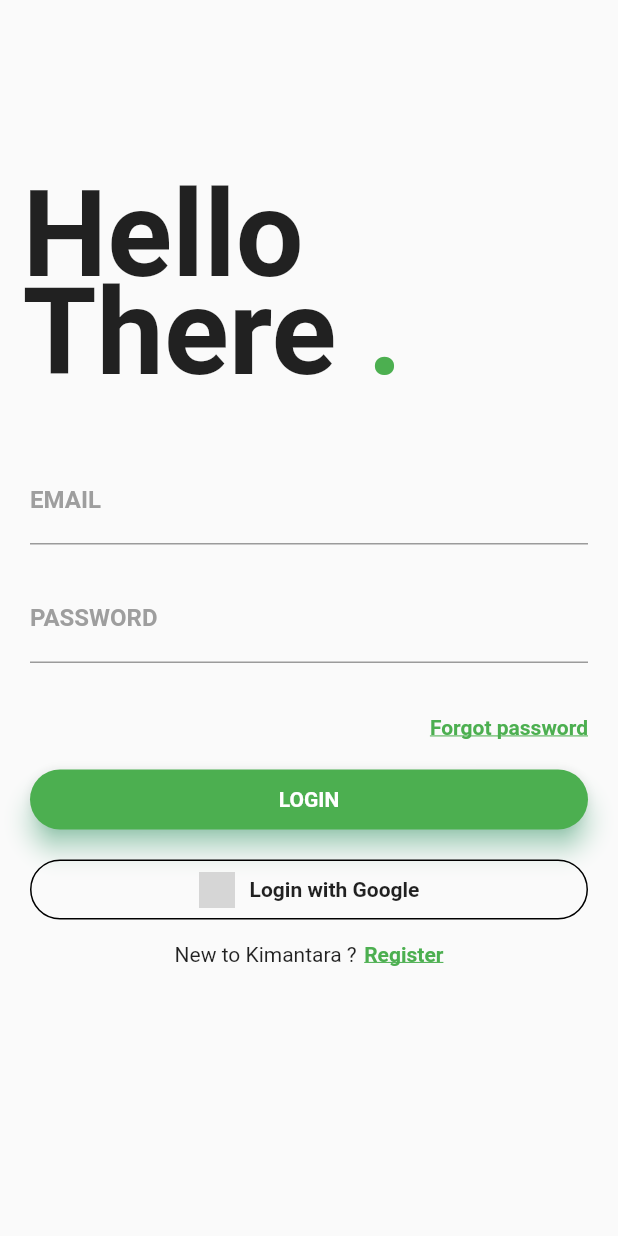
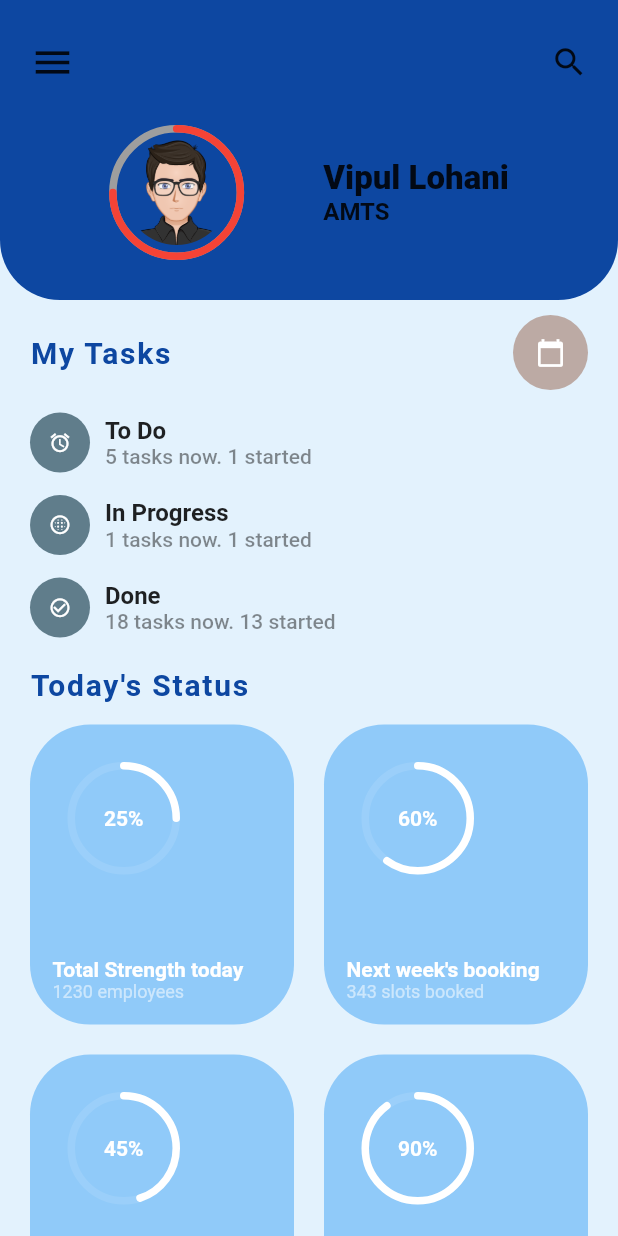
Before and after one commit to atyachari/kimantara, a Flutter app: the screen it shows after launch, after a tap on "LOGIN", on a phone screen of 412 x 824 dp. Run offline on Flutter 3.47's test engine with Material 2 defaults, Android fonts, the phone set to English and light mode, and no system bars; drawn by our look-alikes of percent_indicator; Roboto replaces fonts that are missing (Montserrat); grey boxes are pictures that could not be loaded.

Commit message:
added home page and other widgets

```diff
--- a/lib/main.dart
+++ b/lib/main.dart
@@ -1,4 +1,5 @@
 import 'package:flutter/material.dart';
+import 'package:kimantara/screens/home_page.dart';
 import 'package:kimantara/screens/login_screen.dart';
 import 'package:kimantara/screens/sign_up.dart';
 
@@ -13,6 +14,8 @@ class MyApp extends StatelessWidget {
       debugShowCheckedModeBanner: false,
       routes: <String, WidgetBuilder> {
         '/signup': (BuildContext context) => new SignupPage(),
+        '/home': (BuildContext context) => new HomePage(),
+        '/login': (BuildContext context) => new MyLoginPage(),
       },
     );
   }
--- /dev/null
+++ b/lib/screens/home_page.dart
@@ -0,0 +1,230 @@
+import 'package:flutter/material.dart';
+import 'package:kimantara/widgets/active_project_card.dart';
+import 'package:kimantara/widgets/task_column.dart';
+import 'package:kimantara/widgets/top_container.dart';
+import 'package:percent_indicator/percent_indicator.dart';
+
+
+class HomePage extends StatelessWidget {
+  Text subheading(String title) {
+    return Text(
+      title,
+      style: TextStyle(
+          color: Colors.blue[900],
+          fontSize: 20.0,
+          fontWeight: FontWeight.w700,
+          letterSpacing: 1.2),
+    );
+  }
+
+  static CircleAvatar calendarIcon() {
+    return CircleAvatar(
+      radius: 25.0,
+      backgroundColor: Colors.brown[200],
+      child: Icon(
+        Icons.calendar_today,
+        size: 20.0,
+        color: Colors.white,
+      ),
+    );
+  }
+
+  static CircleAvatar scanIcon() {
+    return CircleAvatar(
+      radius: 25.0,
+      backgroundColor: Colors.green[900],
+      child: Icon(
+        Icons.scanner,
+        size: 20.0,
+        color: Colors.white,
+      ),
+    );
+  }
+
+   @override
+  Widget build(BuildContext context) {
+    double width = MediaQuery.of(context).size.width;
+    return Scaffold(
+      backgroundColor: Colors.blue[50],
+      body: SafeArea(
+        child: Column(
+          children: <Widget>[
+            TopContainer(
+              height: 200,
+              width: width,
+              child: Column(
+                  mainAxisAlignment: MainAxisAlignment.spaceEvenly,
+                  children: <Widget>[
+                    Row(
+                      mainAxisAlignment: MainAxisAlignment.spaceBetween,
+                      children: <Widget>[
+                        Icon(Icons.menu,
+                            color: Colors.black87, size: 30.0),
+                        Icon(Icons.search,
+                            color: Colors.black87, size: 25.0),
+                      ],
+                    ),
+                    Padding(
+                      padding: const EdgeInsets.symmetric(
+                          horizontal: 0, vertical: 0.0),
+                      child: Row(
+                        crossAxisAlignment: CrossAxisAlignment.center,
+                        mainAxisAlignment: MainAxisAlignment.spaceEvenly,
+                        children: <Widget>[
+                          CircularPercentIndicator(
+                            radius: 90.0,
+                            lineWidth: 5.0,
+                            animation: true,
+                            percent: 0.75,
+                            circularStrokeCap: CircularStrokeCap.round,
+                            progressColor: Colors.red,
+                            backgroundColor: Colors.grey,
+                            center: CircleAvatar(
+                              backgroundColor: Colors.blue[900],
+                              radius: 35.0,
+                              backgroundImage: AssetImage(
+                                'assets/images/avatar.png',
+                              ),
+                            ),
+                          ),
+                          Column(
+                            crossAxisAlignment: CrossAxisAlignment.start,
+                            children: <Widget>[
+                              Container(
+                                child: Text(
+                                  'Vipul Lohani',
+                                  textAlign: TextAlign.start,
+                                  style: TextStyle(
+                                    fontSize: 22.0,
+                                    color: Colors.black87,
+                                    fontWeight: FontWeight.w800,
+                                  ),
+                                ),
+                              ),
+                              Container(
+                                child: Text(
+                                  'AMTS',
+                                  textAlign: TextAlign.start,
+                                  style: TextStyle(
+                                    fontSize: 16.0,
+                                    color: Colors.black87,
+                                    fontWeight: FontWeight.w600,
+                                  ),
+                                ),
+                              ),
+                            ],
+                          )
+                        ],
+                      ),
+                    )
+                  ]),
+            ),
+            Expanded(
+              child: SingleChildScrollView(
+                child: Column(
+                  children: <Widget>[
+                    Container(
+                      color: Colors.transparent,
+                      padding: EdgeInsets.symmetric(
+                          horizontal: 20.0, vertical: 10.0),
+                      child: Column(
+                        children: <Widget>[
+                          Row(
+                            crossAxisAlignment: CrossAxisAlignment.center,
+                            mainAxisAlignment: MainAxisAlignment.spaceBetween,
+                            children: <Widget>[
+                              subheading('My Tasks'),
+                              GestureDetector(
+                                onTap: () {
+                                  Navigator.push(
+                                    context,
+                                    MaterialPageRoute(
+                                        builder: (context) => null),
+                                  );
+                                },
+                                child: calendarIcon(),
+                              ),
+                            ],
+                          ),
+                          SizedBox(height: 15.0),
+                          TaskColumn(
+                            icon: Icons.alarm,
+                            iconBackgroundColor: Colors.blueGrey,
+                            title: 'To Do',
+                            subtitle: '5 tasks now. 1 started',
+                          ),
+                          SizedBox(
+                            height: 15.0,
+                          ),
+                          TaskColumn(
+                            icon: Icons.blur_circular,
+                            iconBackgroundColor: Colors.blueGrey,
+                            title: 'In Progress',
+                            subtitle: '1 tasks now. 1 started',
+                          ),
+                          SizedBox(height: 15.0),
+                          TaskColumn(
+                            icon: Icons.check_circle_outline,
+                            iconBackgroundColor: Colors.blueGrey,
+                            title: 'Done',
+                            subtitle: '18 tasks now. 13 started',
+                          ),
+                        ],
+                      ),
+                    ),
+                    Container(
+                      color: Colors.transparent,
+                      padding: EdgeInsets.symmetric(
+                          horizontal: 20.0, vertical: 10.0),
+                      child: Column(
+                        crossAxisAlignment: CrossAxisAlignment.start,
+                        children: <Widget>[
+                          subheading("Today's Status"),
+                          SizedBox(height: 5.0),
+                          Row(
+                            children: <Widget>[
+                              ActiveProjectsCard(
+                                cardColor: Colors.blue[200],
+                                loadingPercent: 0.25,
+                                title: 'Total Strength today',
+                                subtitle: '1230 employees',
+                              ),
+                              SizedBox(width: 20.0),
+                              ActiveProjectsCard(
+                                cardColor: Colors.blue[200],
+                                loadingPercent: 0.6,
+                                title: "Next week's booking",
+                                subtitle: '343 slots booked',
+                              ),
+                            ],
+                          ),
+                          Row(
+                            children: <Widget>[
+                              ActiveProjectsCard(
+                                cardColor: Colors.blue[200],
+                                loadingPercent: 0.45,
+                                title: 'Cafeteria Crowd Status',
+                                subtitle: '156 people already arrived',
+                              ),
+                              SizedBox(width: 20.0),
+                              ActiveProjectsCard(
+                                cardColor: Colors.blue[200],
+                                loadingPercent: 0.9,
+                                title: 'Recovered Cases in India',
+                                subtitle: '15,344 cases recovered',
+                              ),
+                            ],
+                          ),
+                        ],
+                      ),
+                    ),
+                  ],
+                ),
+              ),
+            ),
+          ],
+        ),
+      ),
+    );
+  }
+}
--- a/lib/screens/login_screen.dart
+++ b/lib/screens/login_screen.dart
@@ -2,7 +2,7 @@ import 'package:flutter/material.dart';
 
 class MyLoginPage extends StatefulWidget {
   @override
-  _MyLoginPageState createState() => new _MyLoginPageState();
+  State createState() => new _MyLoginPageState();
 
 }
 
@@ -92,7 +92,7 @@ class _MyLoginPageState extends State<MyLoginPage> {
                         shadowColor: Colors.greenAccent,
                         color: Colors.green,
                         elevation: 7.0,
-                        child: GestureDetector(
+                        child: InkWell(
                           onTap: () {
                             Navigator.of(context).pushNamed('/home');
                           },
--- a/lib/screens/sign_up.dart
+++ b/lib/screens/sign_up.dart
@@ -17,14 +17,15 @@ class _SignupPageState extends State<SignupPage> {
               children: <Widget>[
                 Container(
                   padding: EdgeInsets.fromLTRB(15.0, 110.0, 0.0, 0.0),
-                  child: Text(
-                    'Signup',
-                    style:
-                        TextStyle(fontSize: 80.0, fontWeight: FontWeight.bold),
+                  child: InkWell(
+                    onTap: () {
+                      Navigator.of(context).pushNamed('/login');
+                    },
+                    child: Text('Signup',style:TextStyle(fontSize: 80.0, fontWeight: FontWeight.bold),),
                   ),
                 ),
                 Container(
-                  padding: EdgeInsets.fromLTRB(300.0, 110.0, 0.0, 0.0),
+                  padding: EdgeInsets.fromLTRB(270.0, 110.0, 0.0, 0.0),
                   child: Text(
                     '.',
                     style: TextStyle(
--- /dev/null
+++ b/lib/widgets/active_project_card.dart
@@ -0,0 +1,77 @@
+import 'package:flutter/material.dart';
+import 'package:percent_indicator/percent_indicator.dart';
+
+class ActiveProjectsCard extends StatelessWidget {
+  final Color cardColor;
+  final double loadingPercent;
+  final String title;
+  final String subtitle;
+
+  ActiveProjectsCard({
+    this.cardColor,
+    this.loadingPercent,
+    this.title,
+    this.subtitle,
+  });
+
+  @override
+  Widget build(BuildContext context) {
+    return Expanded(
+      flex: 1,
+      child: Container(
+
+        margin: EdgeInsets.symmetric(vertical: 10.0),
+        padding: EdgeInsets.all(15.0),
+        height: 200,
+        decoration: BoxDecoration(
+          color: cardColor,
+          borderRadius: BorderRadius.circular(40.0),
+        ),
+        child: Column(
+          mainAxisAlignment: MainAxisAlignment.spaceBetween,
+          crossAxisAlignment: CrossAxisAlignment.start,
+          children: <Widget>[
+            Padding(
+              padding: const EdgeInsets.all(10.0),
+              child: CircularPercentIndicator(
+                animation: true,
+                radius: 75.0,
+                percent: loadingPercent,
+                lineWidth: 5.0,
+                circularStrokeCap: CircularStrokeCap.round,
+                backgroundColor: Colors.white10,
+                progressColor: Colors.white,
+                center: Text(
+                  '${(loadingPercent*100).round()}%',
+                  style: TextStyle(
+                      fontWeight: FontWeight.w700, color: Colors.white),
+                ),
+              ),
+            ),
+            Column(
+              crossAxisAlignment: CrossAxisAlignment.start,
+              children: <Widget>[
+                Text(
+                  title,
+                  style: TextStyle(
+                    fontSize: 14.0,
+                    color: Colors.white,
+                    fontWeight: FontWeight.w700,
+                  ),
+                ),
+                Text(
+                  subtitle,
+                  style: TextStyle(
+                    fontSize: 12.0,
+                    color: Colors.white54,
+                    fontWeight: FontWeight.w400,
+                  ),
+                ),
+              ],
+            ),
+          ],
+        ),
+      ),
+    );
+  }
+}
--- /dev/null
+++ b/lib/widgets/task_column.dart
@@ -0,0 +1,51 @@
+import 'package:flutter/material.dart';
+
+class TaskColumn extends StatelessWidget {
+  final IconData icon;
+  final Color iconBackgroundColor;
+  final String title;
+  final String subtitle;
+  TaskColumn({
+    this.icon,
+    this.iconBackgroundColor,
+    this.title,
+    this.subtitle,
+  });
+  @override
+  Widget build(BuildContext context) {
+    return Row(
+      crossAxisAlignment: CrossAxisAlignment.center,
+      children: <Widget>[
+        CircleAvatar(
+          radius: 20.0,
+          backgroundColor: iconBackgroundColor,
+          child: Icon(
+            icon,
+            size: 15.0,
+            color: Colors.white,
+          ),
+        ),
+        SizedBox(width: 10.0),
+        Column(
+          crossAxisAlignment: CrossAxisAlignment.start,
+          children: <Widget>[
+            Text(
+              title,
+              style: TextStyle(
+                fontSize: 16.0,
+                fontWeight: FontWeight.w700,
+              ),
+            ),
+            Text(
+              subtitle,
+              style: TextStyle(
+                  fontSize: 14.0,
+                  fontWeight: FontWeight.w500,
+                  color: Colors.black45),
+            ),
+          ],
+        )
+      ],
+    );
+  }
+}
--- /dev/null
+++ b/lib/widgets/top_container.dart
@@ -0,0 +1,26 @@
+import 'package:flutter/material.dart';
+
+class TopContainer extends StatelessWidget {
+  final double height;
+  final double width;
+  final Widget child;
+  final EdgeInsets padding;
+  TopContainer({this.height, this.width, this.child, this.padding});
+
+
+  @override
+  Widget build(BuildContext context) {
+    return Container(
+      padding: padding!=null ? padding : EdgeInsets.symmetric(horizontal: 20.0),
+      decoration: BoxDecoration(
+          color: Colors.blue[900],
+          borderRadius: BorderRadius.only(
+            bottomRight: Radius.circular(40.0),
+            bottomLeft: Radius.circular(40.0),
+          )),
+      height: height,
+      width: width,
+      child: child,
+    );
+  }
+}
--- a/pubspec.yaml
+++ b/pubspec.yaml
@@ -23,6 +23,7 @@ dependencies:
   # The following adds the Cupertino Icons font to your application.
   # Use with the CupertinoIcons class for iOS style icons.
   cupertino_icons: ^0.1.2
+  percent_indicator: ^2.1.3
 
 dev_dependencies:
   flutter_test:
@@ -44,6 +45,8 @@ flutter:
   # assets:
   #  - images/a_dot_burr.jpeg
   #  - images/a_dot_ham.jpeg
+  assets:
+    - assets/images/
 
   # An image asset can refer to one or more resolution-specific "variants", see
   # https://flutter.dev/assets-and-images/#resolution-aware.
```
Also changed, not shown: assets/images/avatar.png (added), pubspec.lock.
